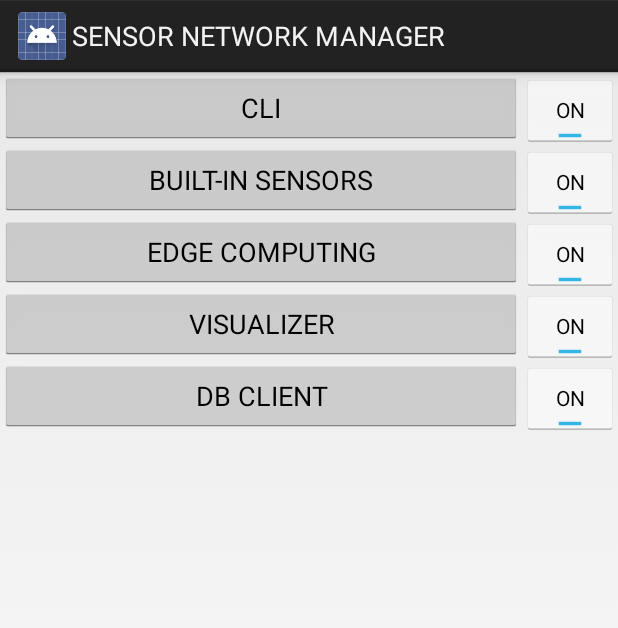
After one commit to araobp/bicycle, an Android app: the ManagerActivity screen opened directly, with no data from a screen before it, on a phone screen of 412 x 824 dp. The commit adds this screen. Shown: the top 628 px of the screen. Run offline under Robolectric (Android 15) with nearby library versions, the phone set to English and light mode, and no system bars.

Commit message:
add ManagerActivity

```diff
--- a/src/app/build.gradle
+++ b/src/app/build.gradle
@@ -22,8 +22,8 @@ android {
 
 dependencies {
     compile files('libs/d2xx.jar')
+    compile "org.jetbrains.kotlin:kotlin-stdlib-jre7:$kotlin_version"
     compile 'com.android.support.constraint:constraint-layout:1.0.2'
-    compile "org.jetbrains.kotlin:kotlin-stdlib-jre7:$kotlin_version"
     compile 'org.greenrobot:eventbus:3.0.0'
 }
 repositories {
--- a/src/app/src/main/AndroidManifest.xml
+++ b/src/app/src/main/AndroidManifest.xml
@@ -2,22 +2,38 @@
 <manifest xmlns:android="http://schemas.android.com/apk/res/android"
     package="jp.araobp.iot.cli"
     android:versionCode="1"
-    android:versionName="0.01" >
+    android:versionName="0.01">
 
     <uses-sdk
         android:minSdkVersion="13"
         android:targetSdkVersion="17" />
+
     <uses-feature android:name="android.hardware.usb.host" />
+
+    <uses-permission android:name="android.permission.WRITE_EXTERNAL_STORAGE" />
+    <uses-permission android:name="android.permission.READ_PHONE_STATE" />
+    <uses-permission android:name="android.permission.READ_EXTERNAL_STORAGE" />
 
     <application
         android:allowBackup="true"
         android:icon="@drawable/ic_launcher"
-        android:label="@string/app_name" android:theme="@style/AppTheme" >
+        android:label="@string/app_name"
+        android:theme="@style/AppTheme">
         <activity
-            android:name="jp.araobp.iot.cli.MainActivity"
-            android:label="@string/app_name"
-            android:launchMode="singleTask"
-            android:configChanges="orientation" >
+            android:name="jp.araobp.iot.manager.ManagerActivity"
+            android:label="@string/app_name_manager">
+            <intent-filter>
+                <action android:name="android.intent.action.MAIN" />
+
+                <category android:name="android.intent.category.LAUNCHER" />
+            </intent-filter>
+        </activity>
+        <activity
+            android:name="jp.araobp.iot.cli.CliActivity"
+            android:configChanges="orientation"
+            android:label="@string/app_name_cli"
+            android:parentActivityName="jp.araobp.iot.manager.ManagerActivity"
+            android:launchMode="singleTask">
             <intent-filter>
                 <action android:name="android.intent.action.MAIN" />
 
@@ -27,9 +43,10 @@
                 <action android:name="android.hardware.usb.action.USB_DEVICE_ATTACHED" />
             </intent-filter>
 
-            <meta-data android:name="android.hardware.usb.action.USB_DEVICE_ATTACHED"
+            <meta-data
+                android:name="android.hardware.usb.action.USB_DEVICE_ATTACHED"
                 android:resource="@xml/device_filter" />
-            </activity>
+        </activity>
     </application>
 
 </manifest>
--- a/src/app/src/main/java/jp/araobp/iot/cli/MainActivity.kt
+++ b/src/app/src/main/java/jp/araobp/iot/cli/CliActivity.kt
@@ -7,10 +7,8 @@ import android.content.IntentFilter
 import android.hardware.usb.UsbManager
 import android.os.Bundle
 import android.util.Log
-import android.view.View
 import android.widget.Button
 import android.widget.CheckBox
-import android.widget.CompoundButton
 import android.widget.EditText
 import android.widget.Switch
 import android.widget.TextView
@@ -18,18 +16,18 @@ import android.widget.ToggleButton
 
 import java.util.ArrayList
 
-import jp.araobp.iot.driver.impl.SensorNetworkDriverImpl
-import jp.araobp.iot.driver.ISensorNetworkDriver
-import jp.araobp.iot.driver.ReadListener
-import jp.araobp.iot.driver.impl.SensorNetworkSimulator
-import jp.araobp.iot.protocol.Protocol
+import jp.araobp.iot.cli.driver.impl.SensorNetworkDriverImpl
+import jp.araobp.iot.cli.driver.ISensorNetworkDriver
+import jp.araobp.iot.cli.driver.ReadListener
+import jp.araobp.iot.cli.driver.impl.SensorNetworkSimulator
+import jp.araobp.iot.cli.protocol.Protocol
 
 /*
 * Sensor Network CLI
 *
 * @see <a href="https://github.com/araobp/sensor-network/blob/master/doc/PROTOCOL.md">https://github.com/araobp/sensor-network/blob/master/doc/PROTOCOL.md</a>
 * */
-class MainActivity : ReadListener() {
+class CliActivity : ReadListener() {
 
     private var mBaudrate = 0
 
@@ -120,7 +118,7 @@ class MainActivity : ReadListener() {
 
     override fun onCreate(savedInstanceState: Bundle?) {
         super.onCreate(savedInstanceState)
-        setContentView(R.layout.activity_main)
+        setContentView(R.layout.activity_cli)
 
         mTextView = findViewById(R.id.textViewRead) as TextView
         mEditText = findViewById(R.id.editTextWrite) as EditText
@@ -244,7 +242,7 @@ class MainActivity : ReadListener() {
 
     public override fun onDestroy() {
         super.onDestroy()
-        mDriver!!.stop()
+        mDriver?.stop()
         unregisterReceiver(mUsbReceiver)
     }
 
--- a/src/app/src/main/java/jp/araobp/iot/driver/ISensorNetworkDriver.kt
+++ b/src/app/src/main/java/jp/araobp/iot/cli/driver/ISensorNetworkDriver.kt
@@ -1,4 +1,4 @@
-package jp.araobp.iot.driver
+package jp.araobp.iot.cli.driver
 
 /*
 * Sensor network driver interface
--- a/src/app/src/main/java/jp/araobp/iot/driver/ReadListener.kt
+++ b/src/app/src/main/java/jp/araobp/iot/cli/driver/ReadListener.kt
@@ -1,4 +1,4 @@
-package jp.araobp.iot.driver
+package jp.araobp.iot.cli.driver
 
 import android.app.Activity
 
--- a/src/app/src/main/java/jp/araobp/iot/driver/Util.kt
+++ b/src/app/src/main/java/jp/araobp/iot/cli/driver/Util.kt
@@ -1,4 +1,4 @@
-package jp.araobp.iot.driver
+package jp.araobp.iot.cli.driver
 
 import android.os.Handler
 import android.os.Message
--- a/src/app/src/main/java/jp/araobp/iot/protocol/Protocol.kt
+++ b/src/app/src/main/java/jp/araobp/iot/cli/protocol/Protocol.kt
@@ -1,4 +1,4 @@
-package jp.araobp.iot.protocol
+package jp.araobp.iot.cli.protocol
 
 /*
 * Plug&Play protocol
--- /dev/null
+++ b/src/app/src/main/java/jp/araobp/iot/manager/ManagerActivity.kt
@@ -0,0 +1,59 @@
+package jp.araobp.iot.manager
+
+import android.app.Activity
+import android.content.Intent
+import android.os.Bundle
+import android.util.Log
+import android.widget.Button
+import android.widget.ToggleButton
+import jp.araobp.iot.cli.CliActivity
+
+import jp.araobp.iot.cli.R
+
+class ManagerActivity : Activity() {
+
+    val TAG = "Manager"
+
+    var mButtonCli: Button? = null
+    var mButtonBuiltinSensors: Button? = null
+    var mButtonEdgeComputing: Button? = null
+    var mButtonVisualizer: Button? = null
+    var mButtonDbClient: Button? = null
+
+    var mToggleButtonCli: ToggleButton? = null
+    var mToggleButtonBuiltinSensors: ToggleButton? = null
+    var mToggleButtonEdgeComputing: ToggleButton? = null
+    var mToggleButtonVisualizer: ToggleButton? = null
+    var mToggleButtonDbClient: ToggleButton? = null
+
+    override fun onCreate(savedInstanceState: Bundle?) {
+        super.onCreate(savedInstanceState)
+        setContentView(R.layout.activity_manager)
+
+        mButtonCli = findViewById(R.id.buttonCli) as Button
+        mButtonBuiltinSensors = findViewById(R.id.buttonBuiltinSensors) as Button
+        mButtonEdgeComputing = findViewById(R.id.buttonEdgeComputing) as Button
+        mButtonVisualizer = findViewById(R.id.buttonVisualizer) as Button
+        mButtonDbClient = findViewById(R.id.buttonDbClient) as Button
+
+        mToggleButtonCli = findViewById(R.id.toggleButtonCli) as ToggleButton
+        mToggleButtonBuiltinSensors = findViewById(R.id.toggleButtonBuiltinSensors) as ToggleButton
+        mToggleButtonEdgeComputing = findViewById(R.id.toggleButtonEdgeComputing) as ToggleButton
+        mToggleButtonVisualizer = findViewById(R.id.toggleButtonVisualizer) as ToggleButton
+        mToggleButtonDbClient = findViewById(R.id.toggleButtonDbClient) as ToggleButton
+
+        mToggleButtonCli!!.setOnCheckedChangeListener { _, isChecked ->
+            if (isChecked) {  // OFF
+                Log.d(TAG, "CLI Off")
+            } else {  // ON
+                Log.d(TAG, "CLI On")
+            }
+        }
+
+        mButtonCli!!.setOnClickListener {
+            Log.d(TAG, "start CLI UI")
+            var intent = Intent(this, CliActivity::class.java)
+            startActivity(intent)
+        }
+    }
+}
--- a/src/app/src/main/res/layout/activity_main.xml
+++ b/src/app/src/main/res/layout/activity_cli.xml
@@ -3,7 +3,7 @@
     android:layout_width="match_parent"
     android:layout_height="match_parent"
     android:orientation="vertical"
-    tools:context=".MainActivity">
+    tools:context=".CliActivity">
 
     <LinearLayout
         android:layout_width="match_parent"
--- /dev/null
+++ b/src/app/src/main/res/layout/activity_manager.xml
@@ -0,0 +1,109 @@
+<?xml version="1.0" encoding="utf-8"?>
+<LinearLayout xmlns:android="http://schemas.android.com/apk/res/android"
+    xmlns:tools="http://schemas.android.com/tools"
+    android:layout_width="match_parent"
+    android:layout_height="match_parent"
+    android:orientation="vertical"
+    tools:context="jp.araobp.iot.manager.ManagerActivity">
+
+    <LinearLayout
+        android:layout_width="match_parent"
+        android:layout_height="wrap_content"
+        android:orientation="horizontal">
+
+        <Button
+            android:id="@+id/buttonCli"
+            android:layout_width="wrap_content"
+            android:layout_height="wrap_content"
+            android:layout_weight="1"
+            android:text="@string/app_name_cli" />
+
+        <ToggleButton
+            android:id="@+id/toggleButtonCli"
+            android:layout_width="wrap_content"
+            android:layout_height="wrap_content"
+            android:checked="true" />
+
+    </LinearLayout>
+
+    <LinearLayout
+        android:layout_width="match_parent"
+        android:layout_height="wrap_content"
+        android:orientation="horizontal">
+
+        <Button
+            android:id="@+id/buttonBuiltinSensors"
+            android:layout_width="wrap_content"
+            android:layout_height="wrap_content"
+            android:layout_weight="1"
+            android:text="@string/app_name_builtin_sensors" />
+
+        <ToggleButton
+            android:id="@+id/toggleButtonBuiltinSensors"
+            android:layout_width="wrap_content"
+            android:layout_height="wrap_content"
+            android:checked="true" />
+
+    </LinearLayout>
+
+    <LinearLayout
+        android:layout_width="match_parent"
+        android:layout_height="wrap_content"
+        android:orientation="horizontal">
+
+        <Button
+            android:id="@+id/buttonEdgeComputing"
+            android:layout_width="wrap_content"
+            android:layout_height="wrap_content"
+            android:layout_weight="1"
+            android:text="@string/app_name_edge_computing" />
+
+        <ToggleButton
+            android:id="@+id/toggleButtonEdgeComputing"
+            android:layout_width="wrap_content"
+            android:layout_height="wrap_content"
+            android:checked="true" />
+
+    </LinearLayout>
+
+    <LinearLayout
+        android:layout_width="match_parent"
+        android:layout_height="wrap_content"
+        android:orientation="horizontal">
+
+        <Button
+            android:id="@+id/buttonVisualizer"
+            android:layout_width="wrap_content"
+            android:layout_height="wrap_content"
+            android:layout_weight="1"
+            android:text="@string/app_name_visualizer" />
+
+        <ToggleButton
+            android:id="@+id/toggleButtonVisualizer"
+            android:layout_width="wrap_content"
+            android:layout_height="wrap_content"
+            android:checked="true" />
+
+    </LinearLayout>
+
+    <LinearLayout
+        android:layout_width="match_parent"
+        android:layout_height="wrap_content"
+        android:orientation="horizontal">
+
+        <Button
+            android:id="@+id/buttonDbClient"
+            android:layout_width="wrap_content"
+            android:layout_height="wrap_content"
+            android:layout_weight="1"
+            android:text="@string/app_name_db_client" />
+
+        <ToggleButton
+            android:id="@+id/toggleButtonDbClient"
+            android:layout_width="wrap_content"
+            android:layout_height="wrap_content"
+            android:checked="true" />
+
+    </LinearLayout>
+
+</LinearLayout>
--- a/src/app/src/main/res/values/strings.xml
+++ b/src/app/src/main/res/values/strings.xml
@@ -2,6 +2,12 @@
 <resources>
 
     <string name="app_name">SENSOR NETWORK</string>
+    <string name="app_name_manager">SENSOR NETWORK MANAGER</string>
+    <string name="app_name_cli">CLI</string>
+    <string name="app_name_builtin_sensors">BUILT-IN SENSORS</string>
+    <string name="app_name_edge_computing">EDGE COMPUTING</string>
+    <string name="app_name_visualizer">VISUALIZER</string>
+    <string name="app_name_db_client">DB CLIENT</string>
     <string name="action_settings">Settings</string>
     <string name="schedule_default">0,0,0,0</string>
 </resources>
```
Also changed, not shown: src/app/src/main/java/jp/araobp/iot/cli/driver/impl/SensorNetworkDriverImpl.kt (renamed from src/app/src/main/java/jp/araobp/iot/driver/impl/SensorNetworkDriverImpl.kt, +4 -4 lines), src/app/src/main/java/jp/araobp/iot/cli/driver/impl/SensorNetworkSimulator.kt (renamed from src/app/src/main/java/jp/araobp/iot/driver/impl/SensorNetworkSimulator.kt, +5 -5 lines).
